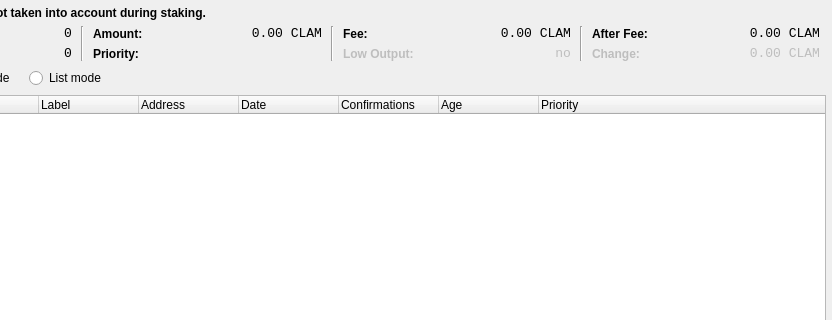
Qt form src/qt/forms/coincontroldialog.ui (ebounds/bricoleurbucks) before a commit; both pictures show x 168 to 1000 and y 0 to 320 of the 1000 by 500 pixel window.
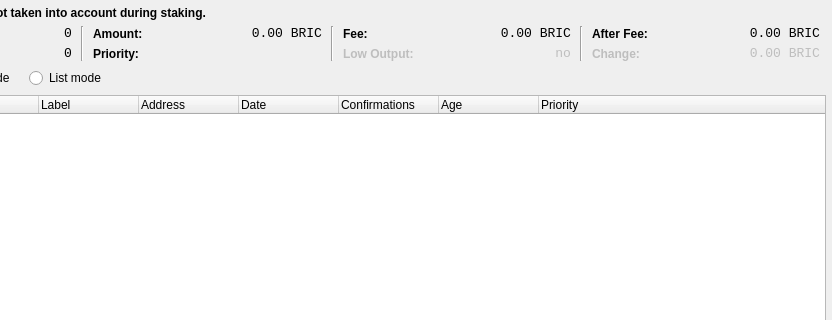
The same form after that commit. Custom widgets are drawn as their Qt base class.

The edit to the form file:
```diff
--- a/src/qt/forms/coincontroldialog.ui
+++ b/src/qt/forms/coincontroldialog.ui
@@ -234,7 +234,7 @@
           <enum>Qt::ActionsContextMenu</enum>
          </property>
          <property name="text">
-          <string notr="true">0.00 CLAM</string>
+          <string notr="true">0.00 BRIC</string>
          </property>
          <property name="alignment">
           <set>Qt::AlignRight|Qt::AlignTrailing|Qt::AlignVCenter</set>
@@ -327,7 +327,7 @@
           <enum>Qt::ActionsContextMenu</enum>
          </property>
          <property name="text">
-          <string notr="true">0.00 CLAM</string>
+          <string notr="true">0.00 BRIC</string>
          </property>
          <property name="alignment">
           <set>Qt::AlignRight|Qt::AlignTrailing|Qt::AlignVCenter</set>
@@ -429,7 +429,7 @@
           <enum>Qt::ActionsContextMenu</enum>
          </property>
          <property name="text">
-          <string notr="true">0.00 CLAM</string>
+          <string notr="true">0.00 BRIC</string>
          </property>
          <property name="alignment">
           <set>Qt::AlignRight|Qt::AlignTrailing|Qt::AlignVCenter</set>
@@ -470,7 +470,7 @@
           <enum>Qt::ActionsContextMenu</enum>
          </property>
          <property name="text">
-          <string notr="true">0.00 CLAM</string>
+          <string notr="true">0.00 BRIC</string>
          </property>
          <property name="alignment">
           <set>Qt::AlignRight|Qt::AlignTrailing|Qt::AlignVCenter</set>
```
